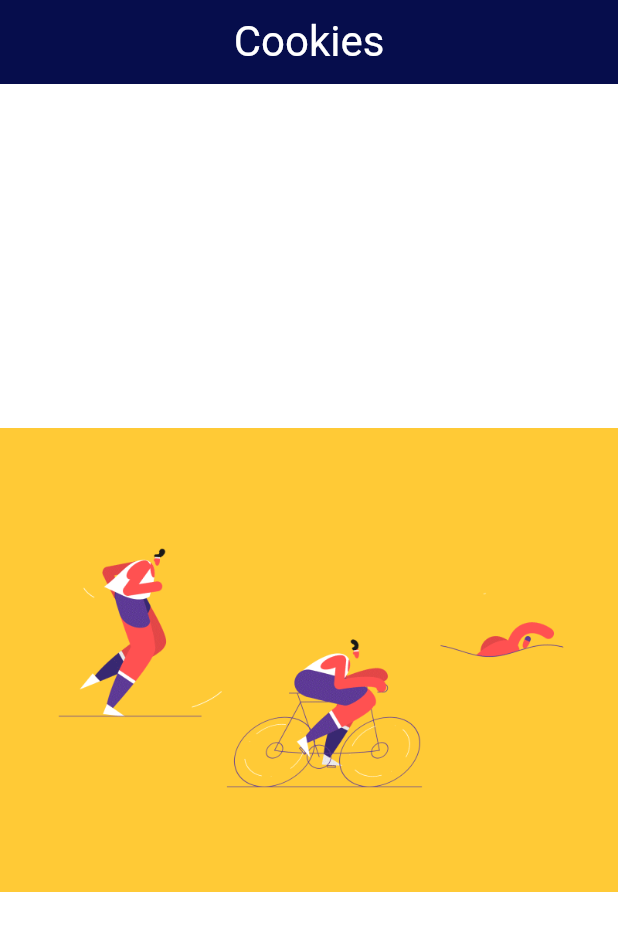
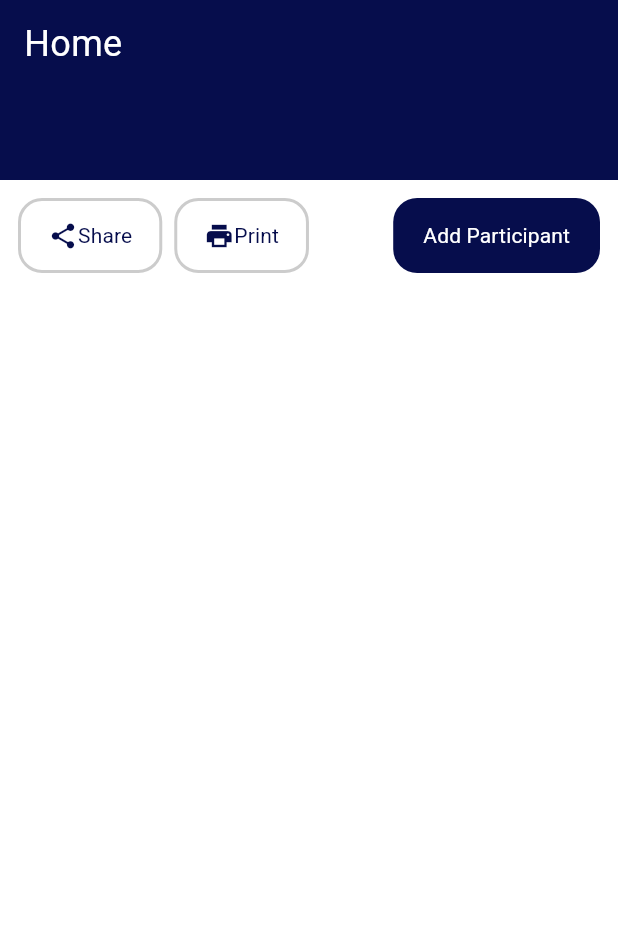
Before and after one commit to L-pixela/flutter-race-tracker-app, a Flutter app: the screen it shows after launch, on a phone screen of 412 x 824 dp. Shown: the top 931 px of the screen. Run offline on Flutter 3.47's test engine with Material 3 defaults, Android fonts, the phone set to English and light mode, and no system bars; our stand-ins replace cloud_firestore, firebase_core; accounts and stored records are empty.

Commit message:
Dashboard, participant form screen and gender selection frontend

```diff
--- a/lib/main.dart
+++ b/lib/main.dart
@@ -2,7 +2,9 @@
 import 'package:flutter/material.dart';
 import 'package:firebase_core/firebase_core.dart';
 import 'package:race_tracker_project/data/firebase/firebase_testing.dart';
+import 'package:race_tracker_project/screens/manager_screens/dash_board_screen.dart';
 import 'package:race_tracker_project/theme/theme.dart';
+import 'package:race_tracker_project/widgets/race_botton.dart';
 import 'firebase_options.dart';
 
 void main() async {
@@ -31,33 +33,48 @@
       debugShowCheckedModeBanner: false,
       theme: raceAppTheme,
       home: Scaffold(
-          appBar: AppBar(
-            backgroundColor: RaceColors.primary,
-            title: Text(
-              "Cookies",
-              style: RaceTextStyles.darkHeading,
-            ),
-            centerTitle: true,
-          ),
-          body: Column(
-            mainAxisAlignment: MainAxisAlignment.center,
-            children: [
-              Image.asset("assets/images/triathlon-yellow.gif")
-              // AddUser("John Doe", "Acme Inc.", 30),
-              // SizedBox(
-              //   height: 15,
-              // ),
-              // GetUserByName(full_name),
-              // SizedBox(
-              //   height: 15,
-              // ),
-              // UpdateUserByName(full_name),
-              // SizedBox(
-              //   height: 15,
-              // ),
-              // DeleteUserByName(full_name),
-            ],
-          )),
+        // appBar: AppBar(
+        //   backgroundColor: RaceColors.primary,
+        //   title: Text(
+        //     "Cookies",
+        //     style: RaceTextStyles.darkHeading,
+        //   ),
+        //   centerTitle: true,
+        // ),
+        body: const DashboardScreen(),
+
+        // RegisterForm(selectedGender: '',)
+
+        // body: Column(
+
+        //   mainAxisAlignment: MainAxisAlignment.center,
+        //   children: [
+        //     /// test the race button
+        //     // Center(
+        //     //   child: RaceButton(
+        //     //     text: '09002',
+        //     //     onPressed: () => print('Button clicked!'),
+        //     //     width: 100,
+        //     //   ),
+        //     // ),
+
+        //     Image.asset("assets/images/triathlon-yellow.gif")
+        //     // AddUser("John Doe", "Acme Inc.", 30),
+        //     // SizedBox(
+        //     //   height: 15,
+        //     // ),
+        //     // GetUserByName(full_name),
+        //     // SizedBox(
+        //     //   height: 15,
+        //     // ),
+        //     // UpdateUserByName(full_name),
+        //     // SizedBox(
+        //     //   height: 15,
+        //     // ),
+        //     // DeleteUserByName(full_name),
+        //   ],
+        // )
+      ),
     );
   }
 }
--- /dev/null
+++ b/lib/screens/manager_screens/dash_board_screen.dart
@@ -0,0 +1,89 @@
+import 'package:flutter/material.dart';
+import 'package:race_tracker_project/screens/manager_screens/dialogs/gender_selection_dialog.dart';
+import 'package:race_tracker_project/screens/manager_screens/dialogs/participant_form_dialog.dart';
+import 'package:race_tracker_project/theme/theme.dart';
+import 'package:race_tracker_project/widgets/app_button.dart';
+
+class DashboardScreen extends StatelessWidget {
+  const DashboardScreen({super.key});
+
+  @override
+  Widget build(BuildContext context) {
+    return Scaffold(
+      appBar: PreferredSize(
+        preferredSize: const Size.fromHeight(120),
+        child: AppBar(
+          backgroundColor: RaceColors.primary,
+          toolbarHeight: 120,
+          automaticallyImplyLeading: false,
+          flexibleSpace: SafeArea(
+            child: Align(
+              alignment: Alignment.topLeft,
+              child: Padding(
+                padding: const EdgeInsets.only(left: 16.0, top: 12.0),
+                child: Text(
+                  'Home',
+                  style: TextStyle(
+                    color: Colors.white,
+                    fontSize: 24,
+                  ),
+                ),
+              ),
+            ),
+          ),
+        ),
+      ),
+      body: Padding(
+        padding: const EdgeInsets.symmetric(horizontal: 12, vertical: 12),
+        child: Row(
+          mainAxisAlignment: MainAxisAlignment.spaceBetween,
+          children: [
+            // Left side buttons
+            Row(
+              children: [
+                Button(
+                  onPressed: () {
+                    // View Participants logic
+                  },
+                  type: ButtonType.secondary,
+                  text: 'Share',
+                  icon: Icons.share_sharp,
+                ),
+                const SizedBox(width: 8),
+                Button(
+                  onPressed: () {
+                    // Export Data logic
+                  },
+                  type: ButtonType.secondary,
+                  text: 'Print',
+                  icon: Icons.print,
+                ),
+              ],
+            ),
+            // Right side button
+            Button(
+              onPressed: () {
+                showDialog(
+                  context: context,
+                  builder: (BuildContext context) {
+                    return GenderSelectionDialog(
+                      onGenderSelected: (gender) {
+                        showDialog(
+                          context: context,
+                          builder: (BuildContext context) {
+                            return ParticipantFormDialog(gender: gender);
+                          },
+                        );
+                      },
+                    );
+                  },
+                );
+              },
+              text: 'Add Participant',
+            ),
+          ],
+        ),
+      ),
+    );
+  }
+}
--- /dev/null
+++ b/lib/widgets/app_button.dart
@@ -0,0 +1,72 @@
+import 'package:flutter/material.dart';
+import 'package:race_tracker_project/theme/theme.dart';
+
+enum ButtonType { primary, secondary }
+
+class Button extends StatelessWidget {
+  final String text;
+  final VoidCallback? onPressed;
+  final ButtonType type;
+  final IconData? icon;
+  final double? width;
+  final double? height;
+  final bool fullWidth;
+
+  const Button({
+    super.key,
+    required this.text,
+    required this.onPressed,
+    this.type = ButtonType.primary,
+    this.icon,
+    this.width,
+    this.fullWidth = false,
+    this.height,
+  });
+
+  @override
+  Widget build(BuildContext context) {
+    final isPrimary = type == ButtonType.primary;
+
+    final Color backgroundColor =
+        isPrimary ? RaceColors.primary : RaceColors.white;
+    final Color borderColor =
+        isPrimary ? Colors.transparent : RaceColors.lightGrey;
+    final Color textColor = isPrimary ? RaceColors.white : RaceColors.primary;
+    final Color iconColor = textColor;
+
+    final BorderSide border = BorderSide(color: borderColor, width: 2);
+
+    List<Widget> children = [];
+
+    if (icon != null) {
+      children.add(Icon(icon, size: 20, color: iconColor));
+    }
+
+    children.add(
+      Text(
+        text,
+        style: RaceTextStyles.button.copyWith(color: textColor),
+      ),
+    );
+
+    return SizedBox(
+      width: fullWidth ? double.infinity : width,
+      child: OutlinedButton(
+        style: OutlinedButton.styleFrom(
+          backgroundColor: backgroundColor,
+          padding: const EdgeInsets.symmetric(vertical: 15, horizontal: 20),
+          shape: RoundedRectangleBorder(
+            borderRadius: BorderRadius.circular(RaceSpacings.radius),
+          ),
+          side: border,
+        ),
+        onPressed: onPressed,
+        child: Row(
+          mainAxisAlignment: MainAxisAlignment.center,
+          mainAxisSize: MainAxisSize.min,
+          children: children,
+        ),
+      ),
+    );
+  }
+}
```
Also changed, not shown: lib/screens/manager_screens/dialogs/gender_selection_dialog.dart (added, +69 -0 lines), lib/screens/manager_screens/dialogs/participant_form_dialog.dart (added, +125 -0 lines), lib/widgets/race_botton.dart (added, +44 -0 lines), pubspec.lock, 1 other file.
